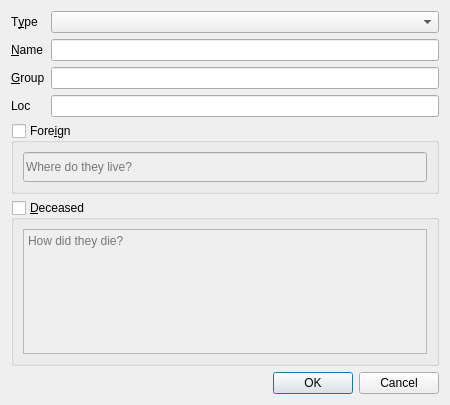
Old version of the form npc/gui/uis/new_character.ui in the repository aurule/npc.
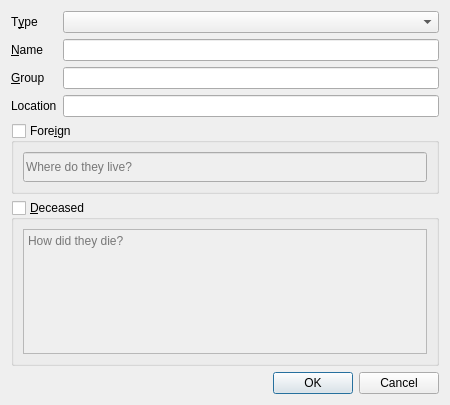
New version of the form.

Commit message: Fix tab order and label

Diff of the .ui file:
```diff
--- a/npc/gui/uis/new_character.ui
+++ b/npc/gui/uis/new_character.ui
@@ -76,7 +76,7 @@
      <item row="3" column="0">
       <widget class="QLabel" name="locLabel">
        <property name="text">
-        <string>Loc</string>
+        <string>Location</string>
        </property>
       </widget>
      </item>
```
Left out of the diff: 1 changed line with no effect on the pictures. The commit also changes 1 other file.
